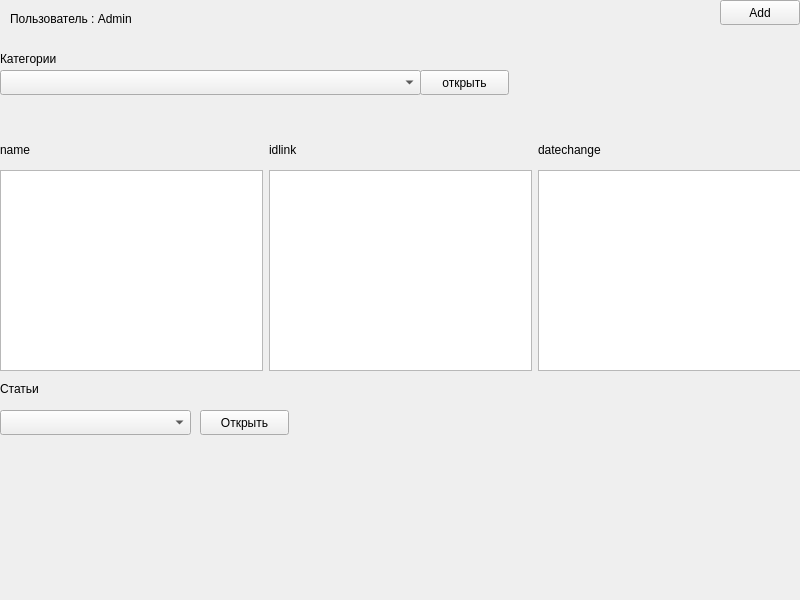
Old version of the form AppParsing/database.ui in the repository sawertsand22/AppParsing.
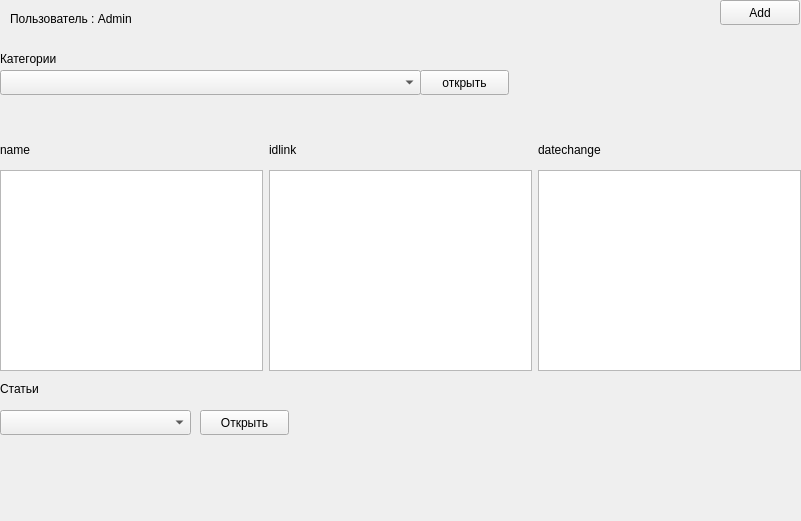
New version of the form.

Commit message: Add open content in new window qt app

What changed in the file:
```diff
--- a/AppParsing/database.ui
+++ b/AppParsing/database.ui
@@ -6,8 +6,8 @@
    <rect>
     <x>0</x>
     <y>0</y>
-    <width>800</width>
-    <height>600</height>
+    <width>801</width>
+    <height>521</height>
    </rect>
   </property>
   <property name="windowTitle">
```
The commit also changes 2 other files.
